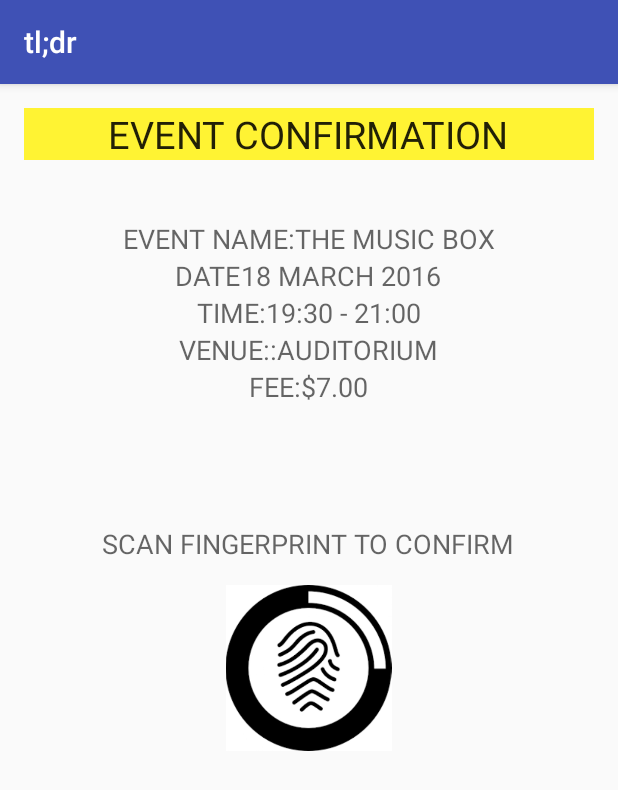
After one commit to dabinlee708/Dots, an Android app: the paymentActivity screen opened directly, with no data from a screen before it, on a phone screen of 412 x 824 dp. The commit adds this screen. Shown: the top 790 px of the screen. Run offline under Robolectric (Android 15) with nearby library versions, the phone set to English and light mode, and no system bars.

Commit message:
added confirmation page

```diff
--- a/app/build.gradle
+++ b/app/build.gradle
@@ -23,4 +23,5 @@ dependencies {
     compile fileTree(dir: 'libs', include: ['*.jar'])
     testCompile 'junit:junit:4.12'
     compile 'com.android.support:appcompat-v7:23.2.1'
+    compile 'com.android.support:design:23.2.1'
 }
--- a/app/src/main/AndroidManifest.xml
+++ b/app/src/main/AndroidManifest.xml
@@ -15,7 +15,8 @@
                 <category android:name="android.intent.category.LAUNCHER" />
             </intent-filter>
         </activity>
-        <activity android:name=".loadingActivity"></activity>
+        <activity android:name=".loadingActivity" />
+        <activity android:name=".paymentActivity"></activity>
     </application>
 
 </manifest>
--- a/app/src/main/java/com/projects/ui/tldr/MainActivity.java
+++ b/app/src/main/java/com/projects/ui/tldr/MainActivity.java
@@ -21,6 +21,14 @@ public class MainActivity extends AppCompatActivity {
             }
 
         });
+
+        Button registerBtn = (Button)findViewById(R.id.registerBtn);
+        registerBtn.setOnClickListener(new View.OnClickListener(){
+            public void onClick(View v) {
+                startActivity(new Intent(MainActivity.this,paymentActivity.class));
+            }
+
+        });
     }
 
 
--- /dev/null
+++ b/app/src/main/java/com/projects/ui/tldr/paymentActivity.java
@@ -0,0 +1,13 @@
+package com.projects.ui.tldr;
+
+import android.support.v7.app.AppCompatActivity;
+import android.os.Bundle;
+
+public class paymentActivity extends AppCompatActivity {
+
+    @Override
+    protected void onCreate(Bundle savedInstanceState) {
+        super.onCreate(savedInstanceState);
+        setContentView(R.layout.activity_payment);
+    }
+}
--- /dev/null
+++ b/app/src/main/res/layout/activity_payment.xml
@@ -0,0 +1,173 @@
+<?xml version="1.0" encoding="utf-8"?>
+<LinearLayout xmlns:android="http://schemas.android.com/apk/res/android"
+    xmlns:tools="http://schemas.android.com/tools"
+    android:layout_width="match_parent"
+    android:layout_height="match_parent"
+    android:paddingBottom="@dimen/activity_vertical_margin"
+    android:paddingLeft="@dimen/activity_horizontal_margin"
+    android:paddingRight="@dimen/activity_horizontal_margin"
+    android:paddingTop="@dimen/activity_vertical_margin"
+    tools:context="com.projects.ui.tldr.paymentActivity"
+    android:orientation="vertical">
+
+    <LinearLayout
+        android:layout_width="match_parent"
+        android:layout_height="wrap_content"
+        android:background="#fff333"
+        android:gravity="center_horizontal">
+
+
+        <TextView
+            android:layout_width="wrap_content"
+            android:layout_height="match_parent"
+            android:textAppearance="?android:attr/textAppearanceLarge"
+            android:text="EVENT CONFIRMATION"
+            android:id="@+id/textView3"
+            android:textSize="25dp" />
+    </LinearLayout>
+
+    <LinearLayout
+        android:layout_width="match_parent"
+        android:layout_height="wrap_content"
+        android:gravity="center"
+        android:orientation="vertical"
+        android:paddingTop="40dp">
+
+
+
+        <LinearLayout
+            android:layout_width="match_parent"
+            android:layout_height="wrap_content"
+            android:gravity="center_horizontal"
+            android:orientation="horizontal">
+
+        <TextView
+                android:layout_width="wrap_content"
+                android:layout_height="match_parent"
+                android:textAppearance="?android:attr/textAppearanceMedium"
+                android:text="EVENT NAME:"
+                android:id="@+id/textView4" />
+        <TextView
+            android:layout_width="wrap_content"
+            android:layout_height="match_parent"
+            android:textAppearance="?android:attr/textAppearanceMedium"
+            android:text="THE MUSIC BOX"
+            android:id="@+id/textView5" />
+        </LinearLayout>
+
+        <LinearLayout
+            android:layout_width="match_parent"
+            android:layout_height="wrap_content"
+            android:gravity="center_horizontal"
+            android:orientation="horizontal"
+            android:layout_gravity="right">
+
+            <TextView
+                android:layout_width="wrap_content"
+                android:layout_height="match_parent"
+                android:textAppearance="?android:attr/textAppearanceMedium"
+                android:text="DATE"
+                android:id="@+id/textView6" />
+
+            <TextView
+                android:layout_width="wrap_content"
+                android:layout_height="match_parent"
+                android:textAppearance="?android:attr/textAppearanceMedium"
+                android:text="18 MARCH 2016"
+                android:id="@+id/textView7" />
+        </LinearLayout>
+
+        <LinearLayout
+            android:layout_width="match_parent"
+            android:layout_height="wrap_content"
+            android:gravity="center_horizontal"
+            android:orientation="horizontal"
+            android:layout_gravity="center_horizontal" >
+
+            <TextView
+                android:layout_width="wrap_content"
+                android:layout_height="match_parent"
+                android:textAppearance="?android:attr/textAppearanceMedium"
+                android:text="TIME:"
+                android:id="@+id/textView8" />
+
+            <TextView
+                android:layout_width="wrap_content"
+                android:layout_height="match_parent"
+                android:textAppearance="?android:attr/textAppearanceMedium"
+                android:text="19:30 - 21:00"
+                android:id="@+id/textView9" />
+        </LinearLayout>
+
+        <LinearLayout
+            android:layout_width="match_parent"
+            android:layout_height="wrap_content"
+            android:gravity="center_horizontal"
+            android:orientation="horizontal"
+            android:layout_gravity="center_horizontal" >
+
+            <TextView
+                android:layout_width="wrap_content"
+                android:layout_height="match_parent"
+                android:textAppearance="?android:attr/textAppearanceMedium"
+                android:text="VENUE::"
+                android:id="@+id/textView10" />
+
+            <TextView
+                android:layout_width="wrap_content"
+                android:layout_height="match_parent"
+                android:textAppearance="?android:attr/textAppearanceMedium"
+                android:text="AUDITORIUM"
+                android:id="@+id/textView11" />
+        </LinearLayout>
+
+        <LinearLayout
+            android:layout_width="match_parent"
+            android:layout_height="wrap_content"
+            android:gravity="center_horizontal"
+            android:orientation="horizontal"
+            android:layout_gravity="center_horizontal" >
+
+            <TextView
+                android:layout_width="wrap_content"
+                android:layout_height="match_parent"
+                android:textAppearance="?android:attr/textAppearanceMedium"
+                android:text="FEE:"
+                android:id="@+id/textView12" />
+
+            <TextView
+                android:layout_width="wrap_content"
+                android:layout_height="match_parent"
+                android:textAppearance="?android:attr/textAppearanceMedium"
+                android:text="$7.00"
+                android:id="@+id/textView13" />
+        </LinearLayout>
+
+    </LinearLayout>
+
+    <LinearLayout
+        android:layout_width="match_parent"
+        android:layout_height="wrap_content"
+        android:gravity="center"
+        android:orientation="vertical"
+        android:paddingTop="80dp"
+        android:layout_gravity="center_horizontal">
+
+        <TextView
+            android:layout_width="wrap_content"
+            android:layout_height="match_parent"
+            android:textAppearance="?android:attr/textAppearanceMedium"
+            android:text="SCAN FINGERPRINT TO CONFIRM"
+            android:id="@+id/textView14" />
+    </LinearLayout>
+
+    <ImageView
+        android:layout_width="142dp"
+        android:layout_height="126dp"
+        android:id="@+id/imageView2"
+        android:layout_gravity="center_horizontal"
+        android:src="@drawable/print"
+        android:paddingTop="15dp" />
+
+
+</LinearLayout>
--- /dev/null
+++ b/app/src/main/res/layout/content_payment.xml
@@ -0,0 +1,15 @@
+<?xml version="1.0" encoding="utf-8"?>
+<RelativeLayout xmlns:android="http://schemas.android.com/apk/res/android"
+    xmlns:app="http://schemas.android.com/apk/res-auto"
+    xmlns:tools="http://schemas.android.com/tools"
+    android:layout_width="match_parent"
+    android:layout_height="match_parent"
+    android:paddingBottom="@dimen/activity_vertical_margin"
+    android:paddingLeft="@dimen/activity_horizontal_margin"
+    android:paddingRight="@dimen/activity_horizontal_margin"
+    android:paddingTop="@dimen/activity_vertical_margin"
+    app:layout_behavior="@string/appbar_scrolling_view_behavior"
+    tools:context="com.projects.ui.tldr.paymentActivity"
+    tools:showIn="@layout/activity_payment">
+
+</RelativeLayout>
--- /dev/null
+++ b/app/src/main/res/values-v21/styles.xml
@@ -0,0 +1,9 @@
+<resources>
+
+    <style name="AppTheme.NoActionBar">
+        <item name="windowActionBar">false</item>
+        <item name="windowNoTitle">true</item>
+        <item name="android:windowDrawsSystemBarBackgrounds">true</item>
+        <item name="android:statusBarColor">@android:color/transparent</item>
+    </style>
+</resources>
--- a/app/src/main/res/values/dimens.xml
+++ b/app/src/main/res/values/dimens.xml
@@ -2,4 +2,5 @@
     <!-- Default screen margins, per the Android Design guidelines. -->
     <dimen name="activity_horizontal_margin">16dp</dimen>
     <dimen name="activity_vertical_margin">16dp</dimen>
+    <dimen name="fab_margin">16dp</dimen>
 </resources>
--- a/app/src/main/res/values/strings.xml
+++ b/app/src/main/res/values/strings.xml
@@ -1,3 +1,4 @@
 <resources>
     <string name="app_name">tl;dr</string>
+    <string name="title_activity_payment">paymentActivity</string>
 </resources>
--- a/app/src/main/res/values/styles.xml
+++ b/app/src/main/res/values/styles.xml
@@ -8,4 +8,13 @@
         <item name="colorAccent">@color/colorAccent</item>
     </style>
 
+    <style name="AppTheme.NoActionBar">
+        <item name="windowActionBar">false</item>
+        <item name="windowNoTitle">true</item>
+    </style>
+
+    <style name="AppTheme.AppBarOverlay" parent="ThemeOverlay.AppCompat.Dark.ActionBar" />
+
+    <style name="AppTheme.PopupOverlay" parent="ThemeOverlay.AppCompat.Light" />
+
 </resources>
```
Also changed, not shown: app/src/main/res/drawable/print.png (added).
